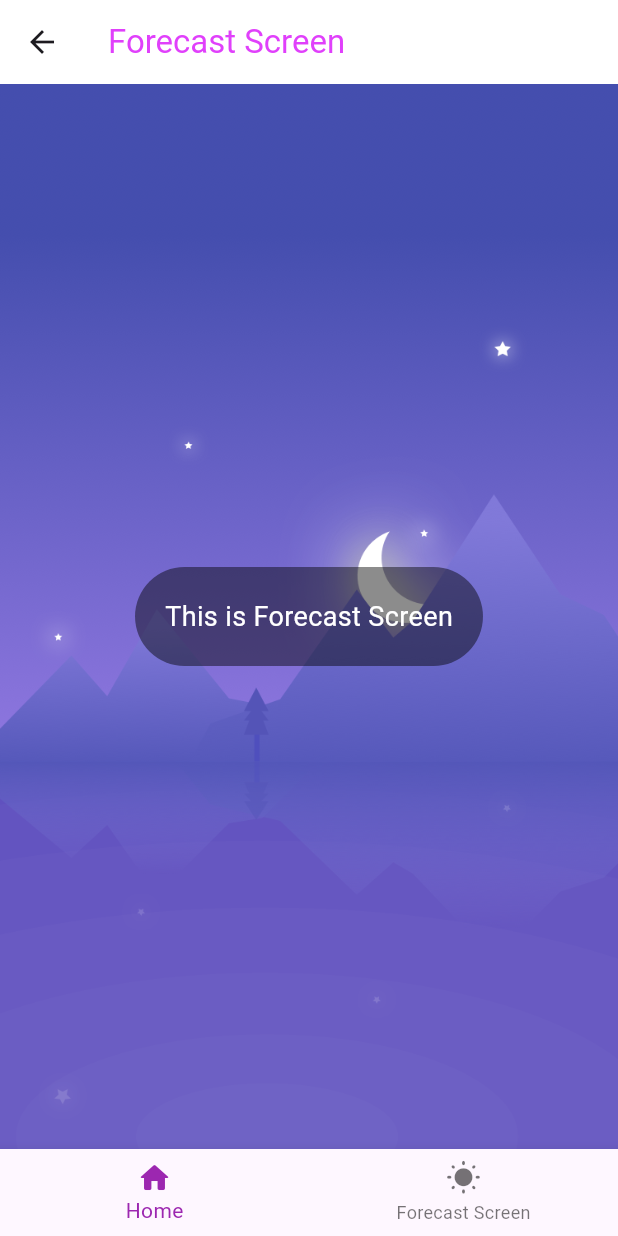
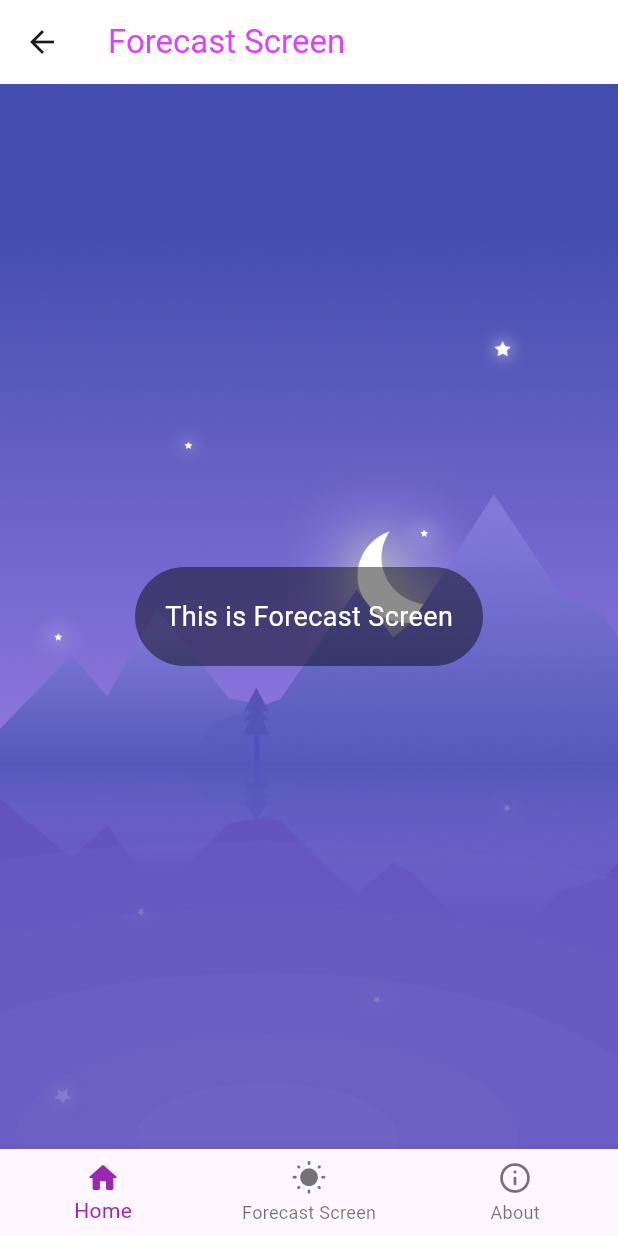
Before and after one commit to Mustafa-Mx/weather_app, a Flutter app: the ForecastScreen screen opened by its route, on a phone screen of 412 x 824 dp. Run offline on Flutter 3.47's test engine with Material 3 defaults, Android fonts, the phone set to English and light mode, and no system bars.

Commit message:
feat: UI Update on Source 5

```diff
--- a/lib/commons/bottomnavbar.dart
+++ b/lib/commons/bottomnavbar.dart
@@ -1,26 +1,36 @@
 import 'package:flutter/material.dart';
 
-class WeatherBottomNavBar extends StatelessWidget {
-  const WeatherBottomNavBar({
-    super.key,
-  });
+class WeatherBottomNavBar extends StatefulWidget {
+  const WeatherBottomNavBar({super.key});
 
   @override
+  State<WeatherBottomNavBar> createState() => _WeatherBottomNavBarState();
+}
+
+class _WeatherBottomNavBarState extends State<WeatherBottomNavBar> {
   Widget build(BuildContext context) {
     int _selectedIndex = 0;
     return BottomNavigationBar(
       items: [
         BottomNavigationBarItem(icon: Icon(Icons.home_rounded), label: "Home"),
         BottomNavigationBarItem(
-            icon: Icon(Icons.wb_sunny_rounded), label: "Forecast Screen")
+            icon: Icon(Icons.wb_sunny_rounded), label: "Forecast Screen"),
+        BottomNavigationBarItem(
+            icon: Icon(Icons.info_outline_rounded), label: "About")
       ],
       onTap: (index) {
+        setState(() {
+          _selectedIndex = index;
+        });
         switch (index) {
           case 0:
             Navigator.pushNamed(context, "/");
             break;
           case 1:
             Navigator.pushNamed(context, "/forecast");
+            break;
+          case 2:
+            Navigator.pushNamed(context, "/about");
             break;
           default:
         }
--- a/lib/main.dart
+++ b/lib/main.dart
@@ -1,3 +1,4 @@
+import 'package:a2v1/screens/aboutus.dart';
 import 'package:a2v1/screens/forecastscreen.dart';
 import 'package:flutter/material.dart';
 import 'screens/homescreen.dart';
@@ -14,7 +15,8 @@ class WeatherApp extends StatelessWidget {
     return MaterialApp(
       routes: {
         "/": (context) => HomeScreen(),
-        "/forecast": (context) => ForecastScreen()
+        "/forecast": (context) => ForecastScreen(),
+        "/about": (context) => AboutUSScreen()
       },
       initialRoute: "/",
     );
```
Also changed, not shown: lib/screens/aboutus.dart (added, +85 -0 lines).
